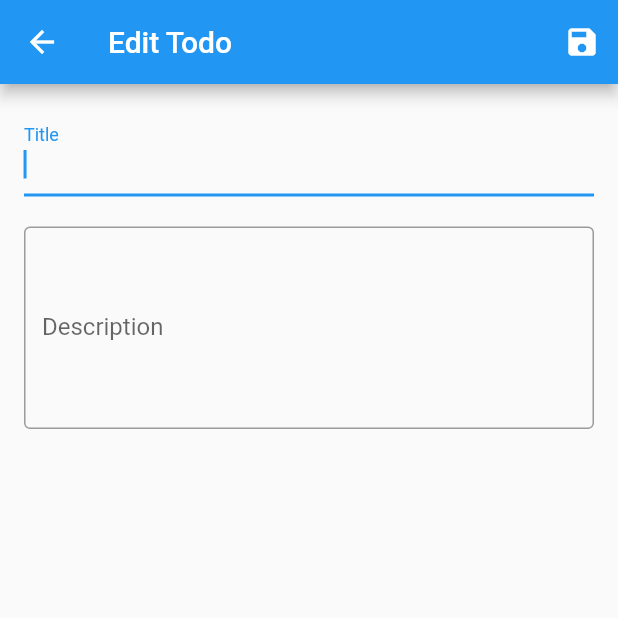
After one commit to kevinypfan/ithome-todo-project, a Flutter app: the screen it shows after launch, after a tap on the "add" icon, on a phone screen of 412 x 824 dp, the top half of it. The commit adds this screen. Run offline on Flutter 3.47's test engine with Material 2 defaults, Android fonts, the phone set to English and light mode, and no system bars.

Commit message:
[Day2] newTodo

```diff
--- a/lib/main.dart
+++ b/lib/main.dart
@@ -1,5 +1,6 @@
 import 'package:flutter/material.dart';
 import './screens/todos_homepage.dart';
+import './screens/edit_todo_screen.dart';
 
 void main() => runApp(MyApp());
 
@@ -12,6 +13,9 @@ class MyApp extends StatelessWidget {
         primarySwatch: Colors.blue,
       ),
       home: TodosHomepage(),
+      routes: {
+        // EditTodoScreen.routeName: (ctx) => EditTodoScreen(),
+      },
     );
   }
 }
--- /dev/null
+++ b/lib/screens/edit_todo_screen.dart
@@ -0,0 +1,113 @@
+import 'package:flutter/material.dart';
+
+class EditTodoScreen extends StatefulWidget {
+  final Function addTodo;
+
+  EditTodoScreen(this.addTodo);
+
+  @override
+  _EditTodoScreenState createState() => _EditTodoScreenState();
+}
+
+class _EditTodoScreenState extends State<EditTodoScreen> {
+  final _form = GlobalKey<FormState>();
+  final _descriptionFocusNode = FocusNode();
+  Map<String, dynamic> _editTodo = {
+    'title': '',
+    'description': '',
+    'done': false,
+  };
+
+  @override
+  void initState() {
+    super.initState();
+  }
+
+  @override
+  void dispose() {
+    _descriptionFocusNode.dispose();
+
+    super.dispose();
+  }
+
+  void _saveForm() {
+    final isValid = _form.currentState.validate();
+    if (isValid) {
+      _form.currentState.save();
+      print(_editTodo['title']);
+      print(_editTodo['description']);
+      widget.addTodo(_editTodo);
+      Navigator.of(context).pop();
+    }
+  }
+
+  @override
+  Widget build(BuildContext context) {
+    return Scaffold(
+      appBar: AppBar(
+        title: Text('Edit Todo'),
+        actions: <Widget>[
+          IconButton(
+            icon: Icon(Icons.save),
+            onPressed: () {
+              _saveForm();
+            },
+          )
+        ],
+      ),
+      body: Padding(
+        padding: const EdgeInsets.all(16.0),
+        child: Form(
+          key: _form,
+          child: ListView(
+            children: <Widget>[
+              TextFormField(
+                autofocus: true,
+                decoration: InputDecoration(labelText: 'Title'),
+                textInputAction: TextInputAction.next,
+                onFieldSubmitted: (_) {
+                  FocusScope.of(context).requestFocus(_descriptionFocusNode);
+                },
+                validator: (value) {
+                  if (value.isEmpty) {
+                    return 'Please enter a title.';
+                  }
+                  return null;
+                },
+                onSaved: (value) {
+                  _editTodo['title'] = value;
+                },
+              ),
+              SizedBox(
+                height: 20,
+              ),
+              TextFormField(
+                focusNode: _descriptionFocusNode,
+                decoration: InputDecoration(
+                    labelText: 'Description',
+                    border: OutlineInputBorder(),
+                    hintText: 'Should be at least 10 characters long.'),
+                textInputAction: TextInputAction.done,
+                maxLines: 5,
+                keyboardType: TextInputType.multiline,
+                validator: (value) {
+                  if (value.isEmpty) {
+                    return 'Please enter a description.';
+                  }
+                  if (value.length < 10) {
+                    return 'Should be at least 10 characters long.';
+                  }
+                  return null;
+                },
+                onSaved: (value) {
+                  _editTodo['description'] = value;
+                },
+                onFieldSubmitted: (_) => _saveForm(),
+              ),
+            ],
+          ),
+        ),
+      ),
+    );
+  }
+}
--- a/lib/screens/todos_homepage.dart
+++ b/lib/screens/todos_homepage.dart
@@ -1,5 +1,6 @@
 import 'package:flutter/material.dart';
 import '../widgets/todo_tile.dart';
+import '../screens/edit_todo_screen.dart';
 
 class TodosHomepage extends StatefulWidget {
   @override
@@ -20,11 +21,30 @@ class _TodosHomepageState extends State<TodosHomepage> {
     });
   }
 
+  void _addTodoHandler(Map<String, dynamic> newTodo) {
+    setState(() {
+      todos.add(newTodo);
+    });
+  }
+
   @override
   Widget build(BuildContext context) {
     return Scaffold(
       appBar: AppBar(
         title: Text('Todos'),
+        actions: <Widget>[
+          IconButton(
+            icon: Icon(Icons.add),
+            onPressed: () {
+              Navigator.push(
+                context,
+                MaterialPageRoute(
+                  builder: (ctx) => EditTodoScreen(_addTodoHandler),
+                ),
+              );
+            },
+          )
+        ],
       ),
       body: ListView.builder(
         itemCount: todos.length,
```
